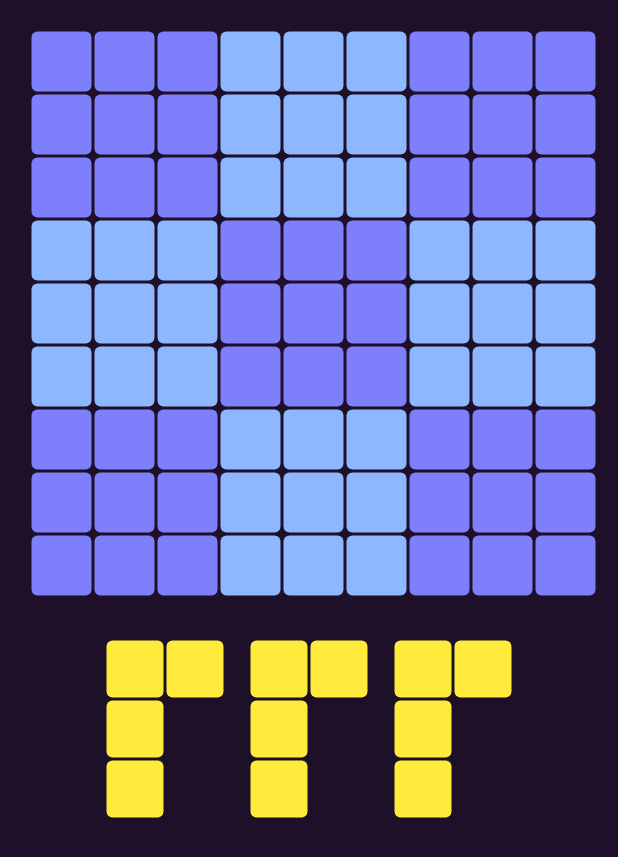
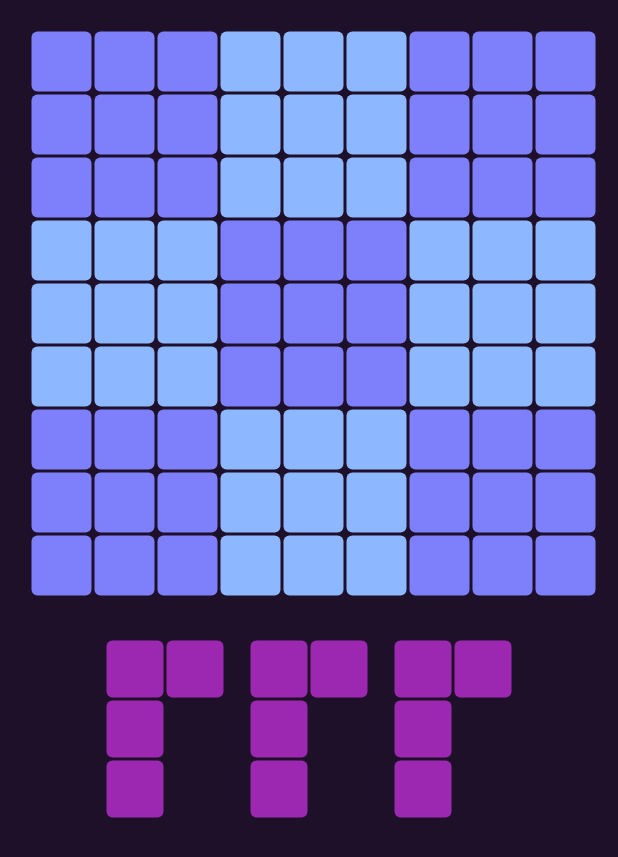
Before and after one commit to Toffuh/puzzlepause, a Flutter app: the Game screen opened by its route, on a phone screen of 412 x 824 dp. Shown: the top 857 px of the screen. Run offline on Flutter 3.47's test engine with Material 3 defaults, Android fonts, the phone set to English and light mode, and no system bars.

Commit message:
removed blue added brown

```diff
--- a/lib/game/piece.dart
+++ b/lib/game/piece.dart
@@ -24,11 +24,11 @@ class Piece {
 
   static final List<Color> pieceColors = [
     Colors.red,
-    Colors.blue,
     Colors.green,
     Colors.orange,
     Colors.yellow,
-    Colors.purple
+    Colors.purple,
+    Colors.brown,
   ];
 
   final Color _color;
```
